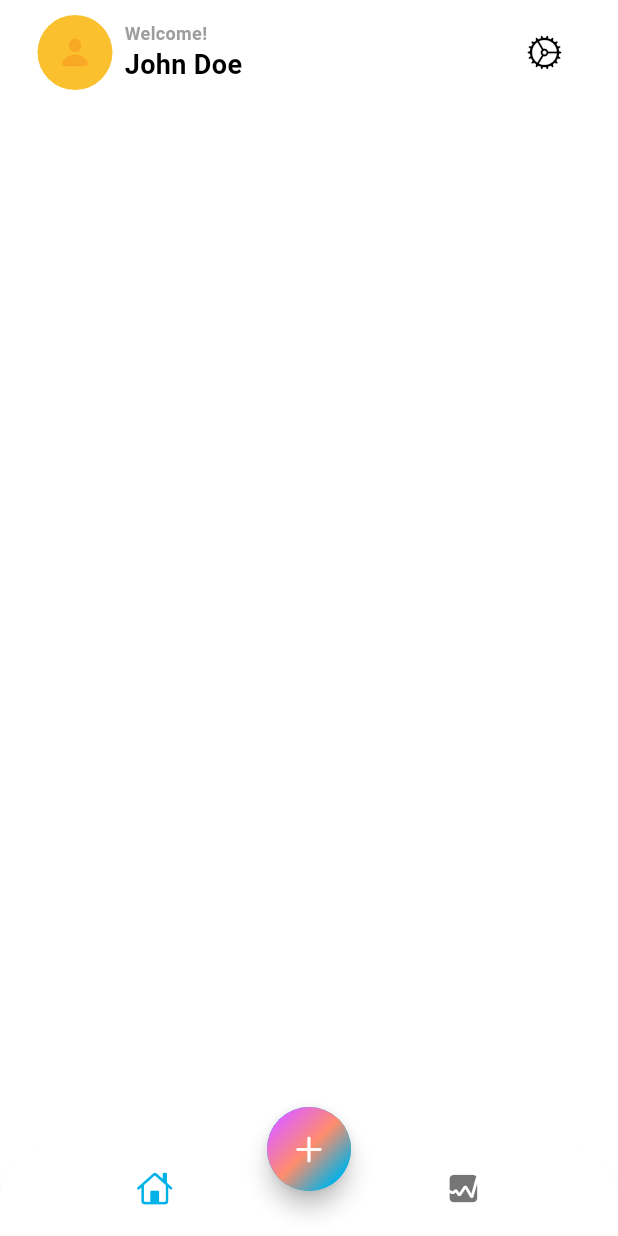
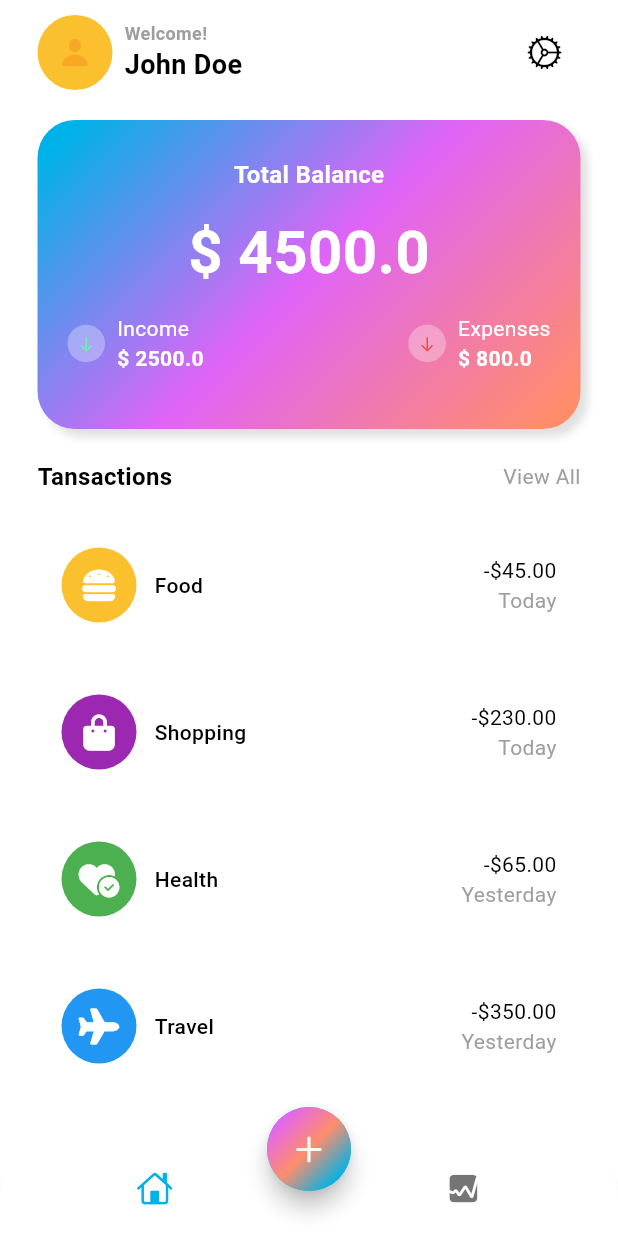
Before and after one commit to Jerald-Joyson/flutter_expense_tracker, a Flutter app: the screen it shows after launch, on a phone screen of 412 x 824 dp. Run offline on Flutter 3.47's test engine with Material 3 defaults, Android fonts, the phone set to English and light mode, and no system bars; our stand-ins replace font_awesome_flutter.

Commit message:
home screen ui completed

```diff
--- /dev/null
+++ b/lib/data/data.dart
@@ -0,0 +1,45 @@
+import 'package:flutter/material.dart';
+import 'package:font_awesome_flutter/font_awesome_flutter.dart';
+
+List<Map<String, dynamic>> transactionsData = [
+  {
+    'icon': const FaIcon(
+      FontAwesomeIcons.burger,
+      color: Colors.white,
+    ),
+    'color': Colors.yellow[700],
+    'name': 'Food',
+    'totalAmount': '-\$45.00',
+    'date': 'Today',
+  },
+  {
+    'icon': const FaIcon(
+      FontAwesomeIcons.bagShopping,
+      color: Colors.white,
+    ),
+    'color': Colors.purple,
+    'name': 'Shopping',
+    'totalAmount': '-\$230.00',
+    'date': 'Today',
+  },
+  {
+    'icon': const FaIcon(
+      FontAwesomeIcons.heartCircleCheck,
+      color: Colors.white,
+    ),
+    'color': Colors.green,
+    'name': 'Health',
+    'totalAmount': '-\$65.00',
+    'date': 'Yesterday',
+  },
+  {
+    'icon': const FaIcon(
+      FontAwesomeIcons.plane,
+      color: Colors.white,
+    ),
+    'color': Colors.blue,
+    'name': 'Travel',
+    'totalAmount': '-\$350.00',
+    'date': 'Yesterday',
+  },
+];
--- /dev/null
+++ b/lib/screens/home/views/amount_card.dart
@@ -0,0 +1,153 @@
+import 'dart:math';
+
+import 'package:flutter/cupertino.dart';
+import 'package:flutter/material.dart';
+
+class AmountCard extends StatelessWidget {
+  const AmountCard({
+    super.key,
+  });
+
+  @override
+  Widget build(BuildContext context) {
+    return Container(
+      width: MediaQuery.of(context).size.width,
+      height: MediaQuery.of(context).size.width / 2,
+      decoration: BoxDecoration(
+        boxShadow: [
+          BoxShadow(
+            blurRadius: 4,
+            color: Colors.grey.shade300,
+            offset: const Offset(5, 5),
+          ),
+        ],
+        gradient: LinearGradient(
+          colors: [
+            Theme.of(context).colorScheme.primary,
+            Theme.of(context).colorScheme.secondary,
+            Theme.of(context).colorScheme.tertiary,
+          ],
+          transform: const GradientRotation(pi / 4),
+        ),
+        borderRadius: BorderRadius.circular(25),
+      ),
+      child: Column(
+        mainAxisAlignment: MainAxisAlignment.center,
+        children: [
+          const Text(
+            'Total Balance',
+            style: TextStyle(
+              fontSize: 16,
+              color: Colors.white,
+              fontWeight: FontWeight.w600,
+            ),
+          ),
+          const SizedBox(height: 12),
+          const Text(
+            '\$ 4500.0',
+            style: TextStyle(
+              fontSize: 40,
+              color: Colors.white,
+              fontWeight: FontWeight.bold,
+            ),
+          ),
+          Padding(
+            padding: const EdgeInsets.symmetric(
+              vertical: 12,
+              horizontal: 20,
+            ),
+            child: Row(
+              mainAxisAlignment: MainAxisAlignment.spaceBetween,
+              children: [
+                Row(
+                  mainAxisAlignment: MainAxisAlignment.spaceBetween,
+                  children: [
+                    Container(
+                      width: 25,
+                      height: 25,
+                      decoration: const BoxDecoration(
+                        color: Colors.white30,
+                        shape: BoxShape.circle,
+                      ),
+                      child: const Center(
+                        child: Icon(
+                          CupertinoIcons.arrow_down,
+                          size: 12,
+                          color: Colors.greenAccent,
+                        ),
+                      ),
+                    ),
+                    const SizedBox(width: 8),
+                    const Column(
+                      crossAxisAlignment: CrossAxisAlignment.start,
+                      children: [
+                        Text(
+                          'Income',
+                          style: TextStyle(
+                            fontSize: 14,
+                            color: Colors.white,
+                            fontWeight: FontWeight.w400,
+                          ),
+                        ),
+                        Text(
+                          '\$ 2500.0',
+                          style: TextStyle(
+                            fontSize: 14,
+                            color: Colors.white,
+                            fontWeight: FontWeight.w600,
+                          ),
+                        ),
+                      ],
+                    )
+                  ],
+                ),
+                Row(
+                  mainAxisAlignment: MainAxisAlignment.spaceBetween,
+                  children: [
+                    Container(
+                      width: 25,
+                      height: 25,
+                      decoration: const BoxDecoration(
+                        color: Colors.white30,
+                        shape: BoxShape.circle,
+                      ),
+                      child: const Center(
+                        child: Icon(
+                          CupertinoIcons.arrow_down,
+                          size: 12,
+                          color: Colors.red,
+                        ),
+                      ),
+                    ),
+                    const SizedBox(width: 8),
+                    const Column(
+                      crossAxisAlignment: CrossAxisAlignment.start,
+                      children: [
+                        Text(
+                          'Expenses',
+                          style: TextStyle(
+                            fontSize: 14,
+                            color: Colors.white,
+                            fontWeight: FontWeight.w400,
+                          ),
+                        ),
+                        Text(
+                          '\$ 800.0',
+                          style: TextStyle(
+                            fontSize: 14,
+                            color: Colors.white,
+                            fontWeight: FontWeight.w600,
+                          ),
+                        ),
+                      ],
+                    )
+                  ],
+                )
+              ],
+            ),
+          )
+        ],
+      ),
+    );
+  }
+}
--- a/lib/screens/home/views/home_screen.dart
+++ b/lib/screens/home/views/home_screen.dart
@@ -3,10 +3,17 @@ import 'dart:math';
 import 'package:flutter/cupertino.dart';
 import 'package:flutter/material.dart';
 import 'package:flutter_application_1/screens/home/views/main_screen.dart';
+import 'package:flutter_application_1/screens/stats/stats.dart';
 
-class HomeScreen extends StatelessWidget {
+class HomeScreen extends StatefulWidget {
   const HomeScreen({super.key});
 
+  @override
+  State<HomeScreen> createState() => _HomeScreenState();
+}
+
+class _HomeScreenState extends State<HomeScreen> {
+  int index = 0;
   @override
   Widget build(BuildContext context) {
     return Scaffold(
@@ -16,6 +23,11 @@ class HomeScreen extends StatelessWidget {
           top: Radius.circular(30),
         ),
         child: BottomNavigationBar(
+          onTap: (value) {
+            setState(() {
+              index = value;
+            });
+          },
           backgroundColor: Colors.white,
           showSelectedLabels: false,
           showUnselectedLabels: false,
@@ -31,7 +43,7 @@ class HomeScreen extends StatelessWidget {
           ],
         ),
       ),
-      body: const MainScreen(),
+      body: index == 0 ? const MainScreen() : const StatScreen(),
       floatingActionButtonLocation: FloatingActionButtonLocation.centerDocked,
       floatingActionButton: FloatingActionButton(
         onPressed: () {},
--- a/lib/screens/home/views/main_screen.dart
+++ b/lib/screens/home/views/main_screen.dart
@@ -1,6 +1,12 @@
+import 'dart:math';
+
 import 'package:flutter/cupertino.dart';
+import 'package:flutter/gestures.dart';
 import 'package:flutter/material.dart';
 import 'package:flutter/widgets.dart';
+import 'package:flutter_application_1/data/data.dart';
+
+import 'amount_card.dart';
 
 class MainScreen extends StatelessWidget {
   const MainScreen({super.key});
@@ -65,6 +71,111 @@ class MainScreen extends StatelessWidget {
                     icon: const Icon(CupertinoIcons.settings)),
               ],
             ),
+            const SizedBox(height: 20),
+            const AmountCard(),
+            const SizedBox(height: 20),
+            Row(
+              mainAxisAlignment: MainAxisAlignment.spaceBetween,
+              children: [
+                Text(
+                  'Tansactions',
+                  style: TextStyle(
+                    fontSize: 16,
+                    fontWeight: FontWeight.bold,
+                    color: Theme.of(context).colorScheme.onBackground,
+                  ),
+                ),
+                GestureDetector(
+                  onTap: () {},
+                  child: Text(
+                    'View All',
+                    style: TextStyle(
+                      fontSize: 14,
+                      fontWeight: FontWeight.w400,
+                      color: Theme.of(context).colorScheme.outline,
+                    ),
+                  ),
+                )
+              ],
+            ),
+            const SizedBox(height: 20),
+            Expanded(
+              child: ListView.builder(
+                itemCount: transactionsData.length,
+                itemBuilder: (context, i) {
+                  return Padding(
+                    padding: const EdgeInsets.only(bottom: 16.0),
+                    child: Container(
+                      decoration: BoxDecoration(
+                        color: Colors.white,
+                        borderRadius: BorderRadius.circular(12),
+                      ),
+                      child: Padding(
+                        padding: const EdgeInsets.all(16.0),
+                        child: Row(
+                          mainAxisAlignment: MainAxisAlignment.spaceBetween,
+                          children: [
+                            Row(
+                              children: [
+                                Stack(
+                                  alignment: Alignment.center,
+                                  children: [
+                                    Container(
+                                      width: 50,
+                                      height: 50,
+                                      decoration: BoxDecoration(
+                                          color: transactionsData[i]['color'],
+                                          shape: BoxShape.circle),
+                                    ),
+                                    transactionsData[i]['icon'],
+                                    // Icon(
+                                    //   Icons.food_bank,
+                                    //   color: Colors.white,
+                                    // )
+                                  ],
+                                ),
+                                const SizedBox(width: 12),
+                                Text(
+                                  transactionsData[i]['name'],
+                                  style: TextStyle(
+                                      fontSize: 14,
+                                      color: Theme.of(context)
+                                          .colorScheme
+                                          .onBackground,
+                                      fontWeight: FontWeight.w500),
+                                ),
+                              ],
+                            ),
+                            Column(
+                              crossAxisAlignment: CrossAxisAlignment.end,
+                              children: [
+                                Text(
+                                  transactionsData[i]['totalAmount'],
+                                  style: TextStyle(
+                                      fontSize: 14,
+                                      color: Theme.of(context)
+                                          .colorScheme
+                                          .onBackground,
+                                      fontWeight: FontWeight.w400),
+                                ),
+                                Text(
+                                  transactionsData[i]['date'],
+                                  style: TextStyle(
+                                      fontSize: 14,
+                                      color:
+                                          Theme.of(context).colorScheme.outline,
+                                      fontWeight: FontWeight.w400),
+                                ),
+                              ],
+                            )
+                          ],
+                        ),
+                      ),
+                    ),
+                  );
+                },
+              ),
+            )
           ],
         ),
       ),
--- /dev/null
+++ b/lib/screens/stats/stats.dart
@@ -0,0 +1,10 @@
+import 'package:flutter/material.dart';
+
+class StatScreen extends StatelessWidget {
+  const StatScreen({super.key});
+
+  @override
+  Widget build(BuildContext context) {
+    return const Placeholder();
+  }
+}
--- a/pubspec.yaml
+++ b/pubspec.yaml
@@ -35,6 +35,7 @@ dependencies:
   # The following adds the Cupertino Icons font to your application.
   # Use with the CupertinoIcons class for iOS style icons.
   cupertino_icons: ^1.0.8
+  font_awesome_flutter: ^10.7.0
 
 dev_dependencies:
   flutter_test:
```
Also changed, not shown: pubspec.lock.
